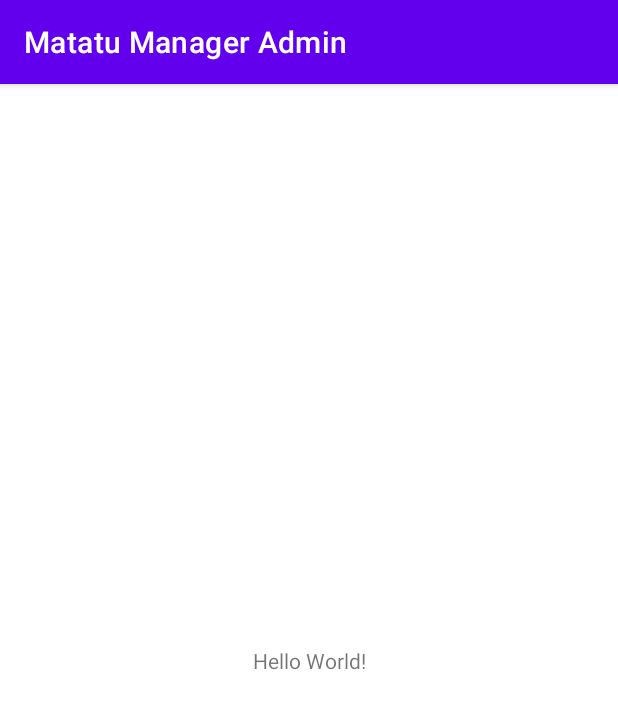
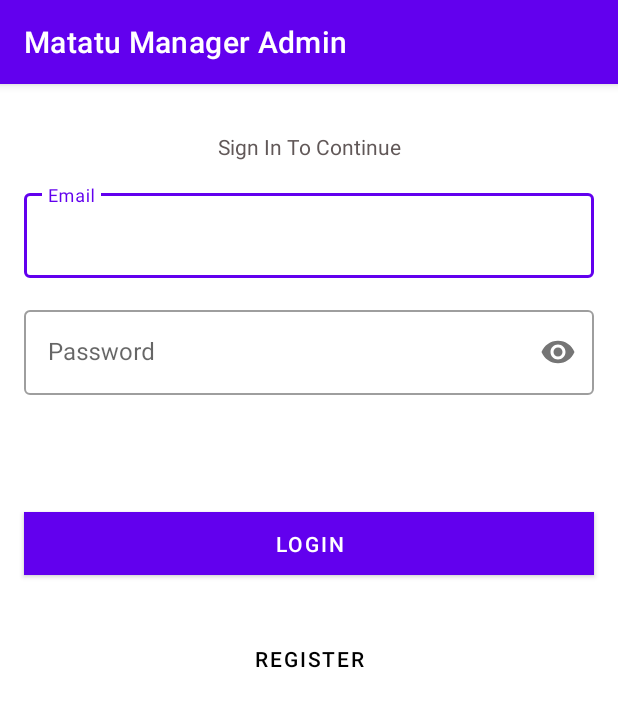
Before and after one commit to embashbaz/Mat-Manager-Admin, an Android app: the screen it shows after launch (MainActivity), on a phone screen of 412 x 824 dp. Shown: the top 709 px of the screen. Run offline under Robolectric (Android 15) with nearby library versions, the phone set to English and light mode, and no system bars; our stand-ins replace Dagger/Hilt's generated code; 3 statements that could not run were skipped.

Commit message:
added nav to login, added fragment to main, fixed hilt issues

```diff
--- a/app/build.gradle
+++ b/app/build.gradle
@@ -55,6 +55,11 @@ dependencies {
     implementation "androidx.cardview:cardview:1.0.0"
     implementation 'androidx.gridlayout:gridlayout:1.0.0'
 
+    //json
+    implementation 'org.jetbrains.kotlinx:kotlinx-serialization-json:1.3.1'
+
+
+
     //Glide
     implementation 'com.github.bumptech.glide:glide:4.11.0'
     kapt 'com.github.bumptech.glide:compiler:4.11.0'
--- a/app/src/main/java/com/example/matatumanageradmin/ui/login/LoginFragment.kt
+++ b/app/src/main/java/com/example/matatumanageradmin/ui/login/LoginFragment.kt
@@ -6,6 +6,7 @@ import android.view.LayoutInflater
 import android.view.View
 import android.view.ViewGroup
 import androidx.fragment.app.viewModels
+import androidx.navigation.fragment.findNavController
 import com.example.matatumanageradmin.R
 import com.example.matatumanageradmin.databinding.FragmentLoginBinding
 import com.example.matatumanageradmin.utils.stringFromTl
@@ -26,8 +27,24 @@ class LoginFragment : Fragment() {
 
         login()
         observeLoginStatus()
+        observeRegisterButton()
+        onRegisterButtonClicked()
 
         return view
+    }
+
+    private fun onRegisterButtonClicked() {
+        loginBinding.registerLogin.setOnClickListener {
+            loginViewModel.setToRegsterButtonClicked(true)
+        }
+    }
+
+    private fun observeRegisterButton() {
+        loginViewModel.registerButtonClicked.observe(viewLifecycleOwner, {
+            if (it){
+                this.findNavController().navigate(R.id.action_loginFragment_to_matManagerRegistrationFragment)
+            }
+        })
     }
 
     fun login(){
@@ -46,7 +63,7 @@ class LoginFragment : Fragment() {
 
                 }
                 is LoginViewModel.LoginStatus.Success -> {
-
+                    this.findNavController().navigate(R.id.action_loginFragment_to_dashboardFragment)
                 }
             }
         })
--- a/app/src/main/java/com/example/matatumanageradmin/ui/matAdminRegistration/MatManagerAdminRegistrationViewModel.kt
+++ b/app/src/main/java/com/example/matatumanageradmin/ui/matAdminRegistration/MatManagerAdminRegistrationViewModel.kt
@@ -28,6 +28,8 @@ class MatManagerAdminRegistrationViewModel @Inject
                 get() = _registerOrProfile
 
   private var _profileData = MutableLiveData<MatAdmin>()
+
+
 
 
 
--- a/app/src/main/java/com/example/matatumanageradmin/utils/RoutesName.kt
+++ b/app/src/main/java/com/example/matatumanageradmin/utils/RoutesName.kt
@@ -1,6 +1,8 @@
 package com.example.util
 
-const val BASE_URL =""
+import com.example.matatumanageradmin.utils.web
+
+const val BASE_URL = web
 
 const val API_VERSION = "/v1"
 const val MAT_ADMIN = "$API_VERSION/mat_admin"
--- a/app/src/main/res/layout/activity_main.xml
+++ b/app/src/main/res/layout/activity_main.xml
@@ -6,13 +6,13 @@
     android:layout_height="match_parent"
     tools:context=".MainActivity">
 
-    <TextView
-        android:layout_width="wrap_content"
-        android:layout_height="wrap_content"
-        android:text="Hello World!"
-        app:layout_constraintBottom_toBottomOf="parent"
-        app:layout_constraintLeft_toLeftOf="parent"
-        app:layout_constraintRight_toRightOf="parent"
-        app:layout_constraintTop_toTopOf="parent" />
+    <fragment
+        android:layout_width="match_parent"
+        android:layout_height="match_parent"
+        android:id="@+id/myNavHostFragment"
+        android:name="androidx.navigation.fragment.NavHostFragment"
+        app:navGraph="@navigation/navigation"
+        app:defaultNavHost="true"
+        />
 
 </androidx.constraintlayout.widget.ConstraintLayout>
--- a/build.gradle
+++ b/build.gradle
@@ -1,8 +1,10 @@
 // Top-level build file where you can add configuration options common to all sub-projects/modules.
 buildscript {
     repositories {
+        mavenCentral()
         google()
-        mavenCentral()
+
+
     }
     dependencies {
         classpath "com.android.tools.build:gradle:7.0.0"
@@ -10,6 +12,7 @@ buildscript {
         classpath 'com.google.gms:google-services:4.3.10'
 
         classpath 'com.google.dagger:hilt-android-gradle-plugin:2.38.1'
+
         // NOTE: Do not place your application dependencies here; they belong
         // in the individual module build.gradle files
     }
--- a/gradle.properties
+++ b/gradle.properties
@@ -19,3 +19,4 @@ android.useAndroidX=true
 android.enableJetifier=true
 # Kotlin code style for this project: "official" or "obsolete":
 kotlin.code.style=official
+kapt.use.worker.api=false
```
Also changed, not shown: app/src/main/java/com/example/matatumanageradmin/data/Models.kt (+17 -5 lines), app/src/main/java/com/example/matatumanageradmin/ui/login/LoginViewModel.kt (+8 -0 lines).
